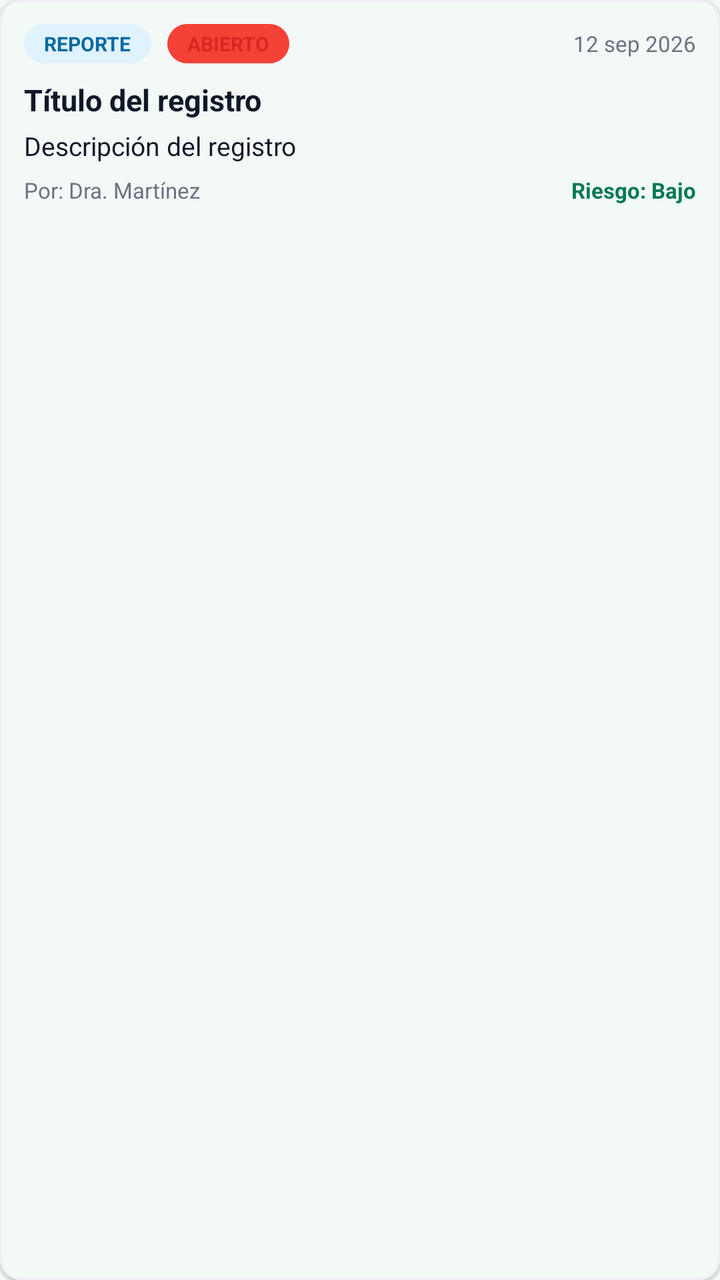
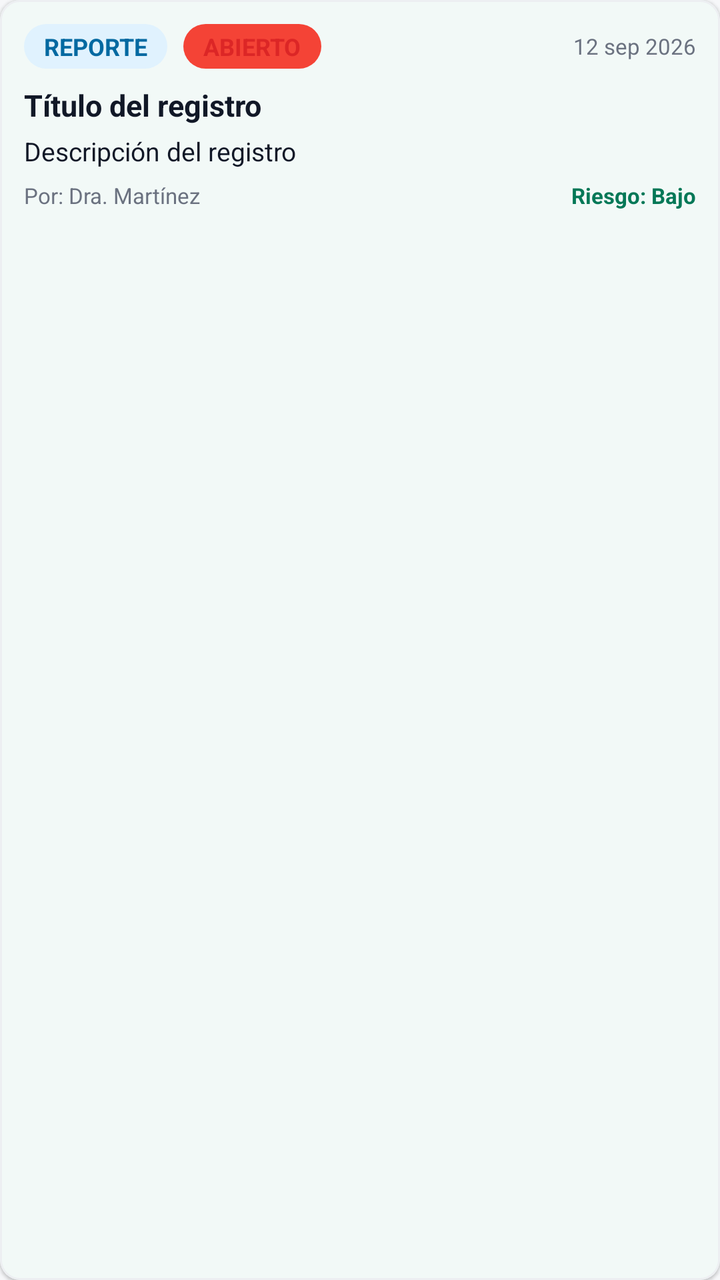

Two renders of the same Android screen: before a commit and after it. Below are the layout's source before the change and the commit's diff.
<!-- AndroidManifest.xml: application theme Theme.BienestarUPC -->
<!-- res/layout/item_reporte_estudiante.xml -->
<?xml version="1.0" encoding="utf-8"?>
<com.google.android.material.card.MaterialCardView
    xmlns:android="http://schemas.android.com/apk/res/android"
    xmlns:app="http://schemas.android.com/apk/res-auto"
    android:layout_width="match_parent"
    android:layout_height="wrap_content"
    android:layout_marginHorizontal="16dp"
    android:layout_marginVertical="4dp"
    app:cardBackgroundColor="@color/white_card"
    app:cardCornerRadius="10dp"
    app:cardElevation="1dp">

    <LinearLayout
        android:layout_width="match_parent"
        android:layout_height="wrap_content"
        android:orientation="vertical"
        android:padding="12dp">

        <LinearLayout
            android:layout_width="match_parent"
            android:layout_height="wrap_content"
            android:orientation="horizontal"
            android:gravity="center_vertical">

            <TextView
                android:id="@+id/txt_reporte_tipo"
                android:layout_width="wrap_content"
                android:layout_height="wrap_content"
                android:background="@drawable/badge_info"
                android:paddingHorizontal="10dp"
                android:paddingVertical="3dp"
                android:text="REPORTE"
                android:textColor="@color/info_text"
                android:textSize="10sp"
                android:textStyle="bold" />

            <TextView
                android:id="@+id/txt_reporte_estado"
                android:layout_width="wrap_content"
                android:layout_height="wrap_content"
                android:layout_marginStart="8dp"
                android:background="@drawable/badge_risk_high"
                android:paddingHorizontal="10dp"
                android:paddingVertical="3dp"
                android:text="ABIERTO"
                android:textColor="@color/risk_high_text"
                android:textSize="10sp"
                android:textStyle="bold" />

            <TextView
                android:id="@+id/txt_reporte_fecha"
                android:layout_width="0dp"
                android:layout_height="wrap_content"
                android:layout_weight="1"
                android:layout_marginStart="8dp"
                android:text="12 sep 2026"
                android:textColor="@color/text_secondary"
                android:textSize="11sp"
                android:gravity="end" />
        </LinearLayout>

        <TextView
            android:id="@+id/txt_reporte_titulo"
            android:layout_width="match_parent"
            android:layout_height="wrap_content"
            android:layout_marginTop="8dp"
            android:text="Título del registro"
            android:textColor="@color/text_primary"
            android:textSize="15sp"
            android:textStyle="bold"
            android:maxLines="1"
            android:ellipsize="end" />

        <TextView
            android:id="@+id/txt_reporte_desc"
            android:layout_width="match_parent"
            android:layout_height="wrap_content"
            android:layout_marginTop="4dp"
            android:text="Descripción del registro"
            android:textColor="@color/text_primary"
            android:textSize="13sp"
            android:maxLines="3"
            android:ellipsize="end" />

        <LinearLayout
            android:layout_width="match_parent"
            android:layout_height="wrap_content"
            android:layout_marginTop="6dp"
            android:orientation="horizontal"
            android:gravity="center_vertical">

            <TextView
                android:id="@+id/txt_reporte_psicologo"
                android:layout_width="0dp"
                android:layout_height="wrap_content"
                android:layout_weight="1"
                android:text="Por: Dra. Martínez"
                android:textColor="@color/text_secondary"
                android:textSize="11sp" />

            <TextView
                android:id="@+id/txt_reporte_riesgo"
                android:layout_width="wrap_content"
                android:layout_height="wrap_content"
                android:text="Riesgo: Bajo"
                android:textColor="@color/risk_low_text"
                android:textSize="11sp"
                android:textStyle="bold" />
        </LinearLayout>
    </LinearLayout>
</com.google.android.material.card.MaterialCardView>
<!-- resources referenced by this layout -->
<resources>
  <color name="info_text">#0369A1</color>
  <color name="risk_high_text">#DC2626</color>
  <color name="risk_low_text">#047857</color>
  <color name="text_primary">#111827</color>
  <color name="text_secondary">#6B7280</color>
  <color name="white_card">#FFFFFF</color>
  <!-- drawable badge_info (drawable) -->
  <?xml version="1.0" encoding="utf-8"?>
  <shape xmlns:android="http://schemas.android.com/apk/res/android"
      android:shape="rectangle">
      <solid android:color="@color/info_bg" />
      <corners android:radius="20dp" />
  </shape>
  <!-- drawable badge_risk_high (drawable) -->
  <?xml version="1.0" encoding="utf-8"?>
  <shape xmlns:android="http://schemas.android.com/apk/res/android"
      android:shape="rectangle">
      <solid android:color="@color/risk_high_bg" />
      <corners android:radius="20dp" />
  </shape>
  <color name="info_bg">#E0F2FE</color>
  <color name="risk_high_bg">#F44336</color>
  <color name="green_primary">#059669</color>
  <color name="green_container">#D1FAE5</color>
  <color name="on_primary_container">#053B2A</color>
  <color name="teal_primary">#0D9488</color>
  <color name="teal_light">#CCFBF1</color>
  <color name="background_gray">#F6F7F9</color>
  <color name="surface_container_low">#F8FAFC</color>
  <color name="surface_container">#EFF2F5</color>
  <color name="surface_container_high">#E7EAEE</color>
  <color name="surface_container_highest">#DEE2E8</color>
  <color name="surface_outline">#C9CFD8</color>
  <color name="surface_outline_variant">#E4E7EC</color>
  <color name="error_text">#DC2626</color>
  <color name="green_primary_dark">#047857</color>
  <style name="Widget.BienestarUPC.Card" parent="Widget.Material3.CardView.Elevated">
          <item name="cardCornerRadius">20dp</item>
          <item name="cardElevation">1dp</item>
          <item name="cardBackgroundColor">@color/white_card</item>
          <item name="strokeColor">@color/stroke_color</item>
          <item name="strokeWidth">1dp</item>
          <item name="rippleColor">@color/green_light</item>
      </style>
  <style name="Widget.BienestarUPC.Chip" parent="Widget.Material3.Chip.Filter">
          <item name="chipCornerRadius">20dp</item>
          <item name="chipMinHeight">36dp</item>
          <item name="chipBackgroundColor">@color/chip_bg</item>
          <item name="android:textColor">@color/chip_text</item>
          <item name="chipStrokeWidth">1dp</item>
          <item name="chipStrokeColor">@color/stroke_color</item>
      </style>
  <style name="ThemeOverlay.BienestarUPC.MaterialAlertDialog" parent="ThemeOverlay.Material3.MaterialAlertDialog">
          <item name="shapeAppearanceOverlay">@style/ShapeAppearance.BienestarUPC.Dialog</item>
          <item name="colorSecondary">@color/green_primary</item>
      </style>
  <style name="Widget.BienestarUPC.Snackbar" parent="Widget.Material3.Snackbar">
          <item name="backgroundTint">@color/text_primary</item>
          <item name="android:textColor">@color/white_card</item>
          <item name="shapeAppearanceOverlay">@style/ShapeAppearance.BienestarUPC.Snackbar</item>
      </style>
  <color name="gray_medium">#9CA3AF</color>
  <color name="stroke_color">#EDEFF2</color>
  <color name="green_light">#D1FAE5</color>
  <color name="nav_background">#FFFFFF</color>
  <color name="chip_bg">#F3F4F6</color>
  <color name="chip_text">#111827</color>
  <style name="ShapeAppearance.BienestarUPC.Dialog" parent="ShapeAppearance.Material3.LargeComponent">
          <item name="cornerSize">24dp</item>
      </style>
  <style name="ShapeAppearance.BienestarUPC.Snackbar" parent="ShapeAppearance.Material3.MediumComponent">
          <item name="cornerFamily">rounded</item>
          <item name="cornerSize">14dp</item>
      </style>
  <!-- unchanged entries left out for length: 4 -->
</resources>

<!-- the commit's change to res/layout/item_reporte_estudiante.xml (unified diff, before → after) -->
@@ -31,7 +31,7 @@
                 android:paddingVertical="3dp"
                 android:text="REPORTE"
                 android:textColor="@color/info_text"
-                android:textSize="10sp"
+                android:textSize="12sp"
                 android:textStyle="bold" />
 
             <TextView
@@ -44,7 +44,7 @@
                 android:paddingVertical="3dp"
                 android:text="ABIERTO"
                 android:textColor="@color/risk_high_text"
-                android:textSize="10sp"
+                android:textSize="12sp"
                 android:textStyle="bold" />
 
             <TextView
